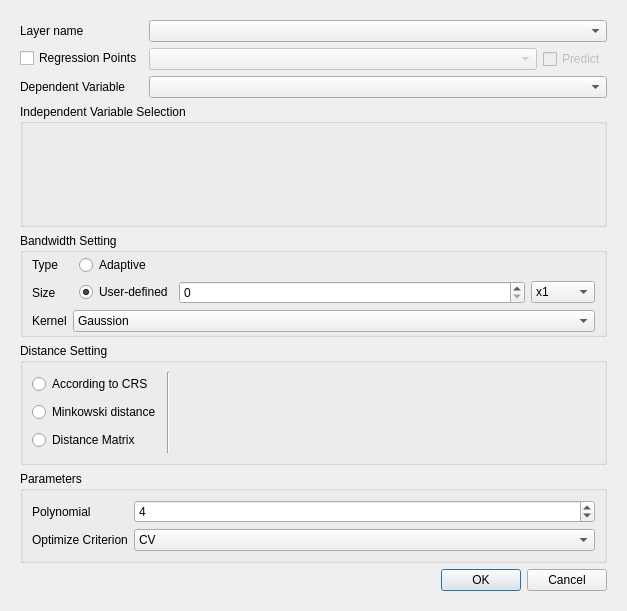
This is gwmscalablegwroptionsdialog.ui in GWmodel-Lab/GWmodelS as Qt 5 draws it before an edit. The edited form follows.
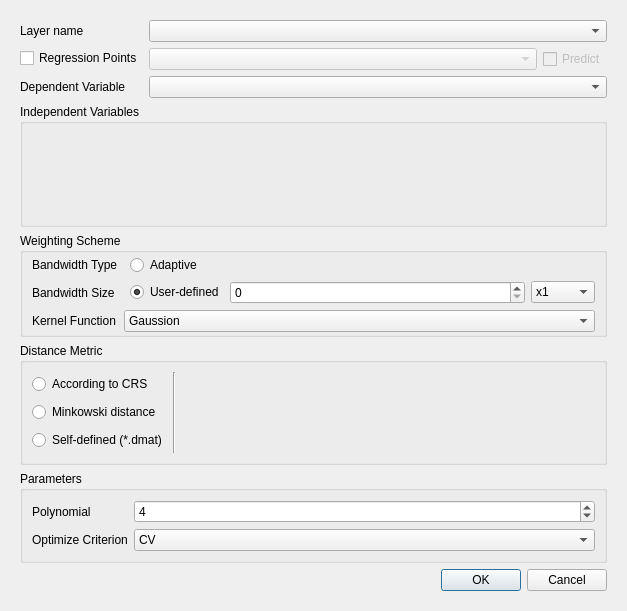
This is the edited form. Custom widgets are drawn as their Qt base class.

```diff
--- a/gwmscalablegwroptionsdialog.ui
+++ b/gwmscalablegwroptionsdialog.ui
@@ -27,8 +27,8 @@
        <rect>
         <x>0</x>
         <y>0</y>
-        <width>605</width>
-        <height>589</height>
+        <width>609</width>
+        <height>593</height>
        </rect>
       </property>
       <layout class="QVBoxLayout" name="verticalLayout">
@@ -99,7 +99,7 @@
        <item>
         <widget class="QGroupBox" name="groupBox">
          <property name="title">
-          <string>Independent Variable Selection</string>
+          <string>Independent Variables</string>
          </property>
          <layout class="QVBoxLayout" name="verticalLayout_4" stretch="1">
           <item>
@@ -117,7 +117,7 @@
           </sizepolicy>
          </property>
          <property name="title">
-          <string>Bandwidth Setting</string>
+          <string>Weighting Scheme</string>
          </property>
          <layout class="QFormLayout" name="formLayout">
           <property name="horizontalSpacing">
@@ -135,7 +135,7 @@
           <item row="0" column="0">
            <widget class="QLabel" name="label_2">
             <property name="text">
-             <string>Type</string>
+             <string>Bandwidth Type</string>
             </property>
            </widget>
           </item>
@@ -184,7 +184,7 @@
              </sizepolicy>
             </property>
             <property name="text">
-             <string>Size</string>
+             <string>Bandwidth Size</string>
             </property>
             <property name="alignment">
              <set>Qt::AlignLeading|Qt::AlignLeft|Qt::AlignVCenter</set>
@@ -321,7 +321,7 @@
           <item row="2" column="0">
            <widget class="QLabel" name="label_13">
             <property name="text">
-             <string>Kernel</string>
+             <string>Kernel Function</string>
             </property>
            </widget>
           </item>
@@ -351,7 +351,7 @@
           </sizepolicy>
          </property>
          <property name="title">
-          <string>Distance Setting</string>
+          <string>Distance Metric</string>
          </property>
          <layout class="QHBoxLayout" name="horizontalLayout_2">
           <item>
@@ -373,7 +373,7 @@
             <item>
              <widget class="QRadioButton" name="mDistTypeDmatRadio">
               <property name="text">
-               <string>Distance Matrix</string>
+               <string>Self-defined (*.dmat)</string>
               </property>
              </widget>
             </item>
```
